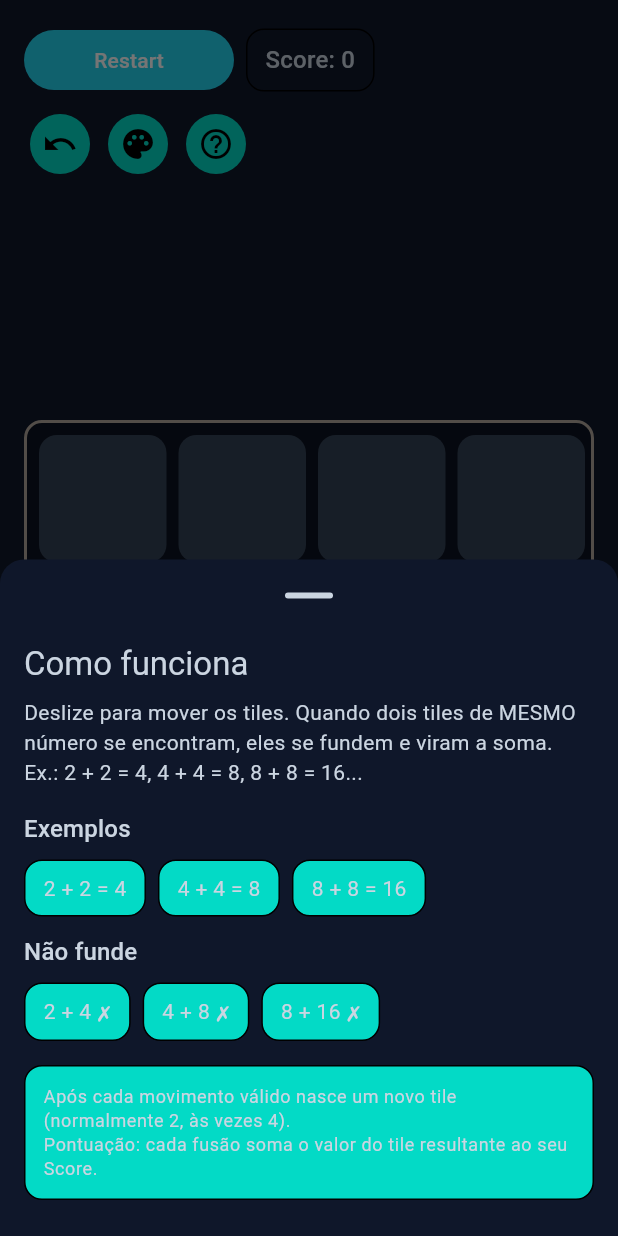
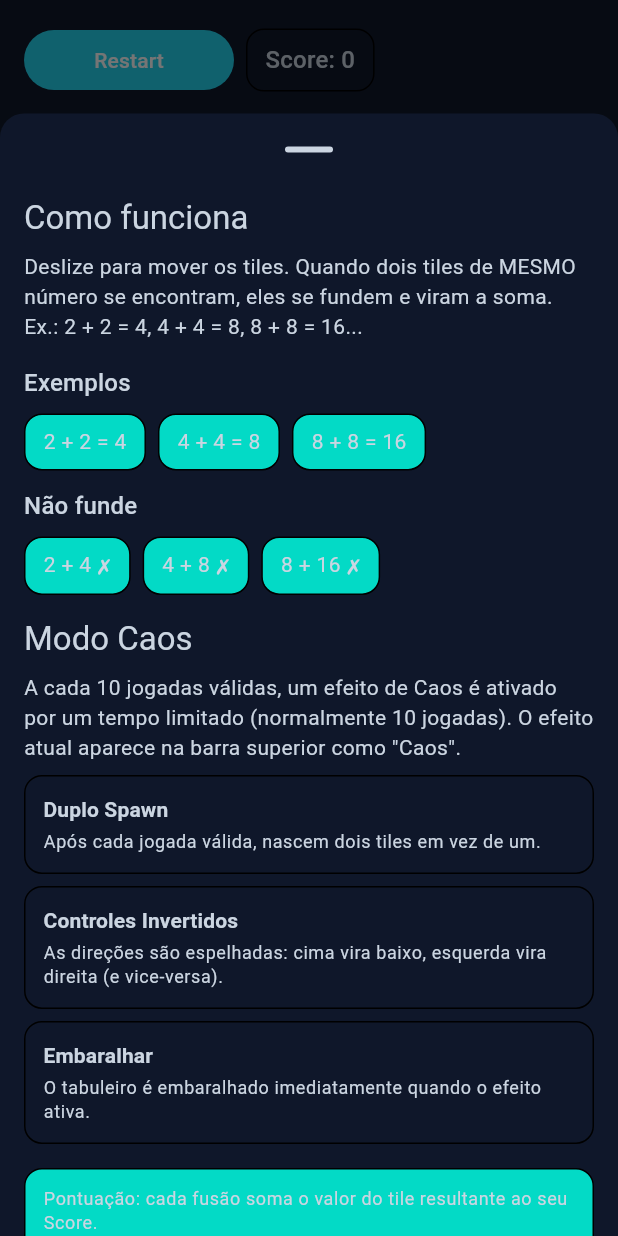
Before and after one commit to ravnan11/combo_2048, a Flutter app: the screen it shows after launch, after a tap on the "help outline" icon, on a phone screen of 412 x 824 dp. Run offline on Flutter 3.47's test engine with Material 3 defaults, Android fonts, the phone set to English and light mode, and no system bars; our stand-ins replace google_mobile_ads; network calls fail.

Commit message:
Criado o modo caos

```diff
--- a/combo_2048/lib/features/game/pages/twenty_forty_eight.dart
+++ b/combo_2048/lib/features/game/pages/twenty_forty_eight.dart
@@ -1,8 +1,9 @@
-// lib/features/game/pages/twenty_forty_eight.dart
 import 'dart:async';
 import 'dart:math' as math;
 
 import 'package:combo_2048/core/helper/ads_helper.dart';
+import 'package:combo_2048/features/game/widgets/chaos_types.dart';
+import 'package:combo_2048/features/game/widgets/how_it_works_sheet.dart';
 import 'package:combo_2048/features/game/widgets/top_bar.dart';
 import 'package:combo_2048/features/logic/game_logic.dart';
 import 'package:combo_2048/theme/app_theme.dart';
@@ -56,8 +57,12 @@ class TwentyFortyEightState extends State<TwentyFortyEight> with SingleTickerPro
   InterstitialAd? _interstitial;
   int _undosSinceAd = 0;
 
-  // Spawns (clássico 2048): 90% sai 2, 10% sai 4
+  // Spawns (clássico): 90% sai 2, 10% sai 4
   int _spawnValue() => _rng.nextDouble() < 0.9 ? 2 : 4;
+
+  // ---------------- MODO CAOS ----------------
+  int _validSwipes = 0;
+  ChaosState? _activeChaos;
 
   // ---- Ads ----
   void _loadMrec() {
@@ -145,7 +150,6 @@ class TwentyFortyEightState extends State<TwentyFortyEight> with SingleTickerPro
 
   bool _canShowMrec(BuildContext context) {
     final size = MediaQuery.of(context).size;
-    // exige largura mínima para caber 300dp sem cortar e uma altura decente
     return size.width >= 320 && size.height >= 640 && _mrecLoaded && _mrec != null;
   }
 
@@ -155,10 +159,8 @@ class TwentyFortyEightState extends State<TwentyFortyEight> with SingleTickerPro
     final scheme = Theme.of(context).colorScheme;
     final game = Theme.of(context).extension<GameColors>()!;
 
-    // padding levemente adaptativo: reduz em telas bem estreitas
     final screenW = MediaQuery.of(context).size.width;
     final contentPadding = screenW < 360 ? 12.0 : 16.0;
-    const borderSize = 4.0;
 
     return Scaffold(
       backgroundColor: Theme.of(context).scaffoldBackgroundColor,
@@ -175,10 +177,11 @@ class TwentyFortyEightState extends State<TwentyFortyEight> with SingleTickerPro
                 onHelp: () => _showHowItWorks(context),
                 primary: scheme.primary,
                 score: _score,
+                chaosLabel: chaosLabel(_activeChaos),
+                chaosMovesLeft: _activeChaos?.movesLeft,
               ),
               const SizedBox(height: 12),
 
-              // MREC responsivo: só exibe se couber
               if (_canShowMrec(context))
                 Center(
                   child: SizedBox(
@@ -189,28 +192,70 @@ class TwentyFortyEightState extends State<TwentyFortyEight> with SingleTickerPro
                 ),
               if (_canShowMrec(context)) const SizedBox(height: 12),
 
-              // --- Área do tabuleiro: sempre quadrado e ajustado ao espaço restante ---
+              // Tabuleiro responsivo (lado = min(largura, altura disponível))
               Expanded(
                 child: LayoutBuilder(
                   builder: (context, constraints) {
-                    // calcula o lado do quadrado com base no espaço DISPONÍVEL
+                    const borderSize = 4.0;
                     final side = math.min(constraints.maxWidth, constraints.maxHeight);
+                    final tileSize = (side - borderSize * 2) / 4;
+
+                    final stackItems = <Widget>[
+                      ...gridTiles.map(
+                        (t) => TileWidget(
+                          x: tileSize * t.x,
+                          y: tileSize * t.y,
+                          containerSize: tileSize,
+                          size: tileSize - borderSize * 2,
+                          color: game.tileEmpty,
+                        ),
+                      ),
+                      ...[gridTiles, toAdd]
+                          .expand((e) => e)
+                          .map(
+                            (tile) => AnimatedBuilder(
+                              animation: controller,
+                              builder: (context, _) {
+                                final v = tile.animatedValue.value;
+                                if (v == 0) return const SizedBox();
+                                return TileWidget(
+                                  x: tileSize * tile.animatedX.value,
+                                  y: tileSize * tile.animatedY.value,
+                                  containerSize: tileSize,
+                                  size: (tileSize - borderSize * 2) * tile.size.value,
+                                  color: game.colorFor(v),
+                                  child: Center(
+                                    child: DefaultTextStyle(
+                                      style: Theme.of(context).textTheme.headlineMedium!.copyWith(color: game.textPrimary),
+                                      child: TileNumber(v),
+                                    ),
+                                  ),
+                                );
+                              },
+                            ),
+                          ),
+                    ];
 
                     return Center(
                       child: SizedBox(
                         width: side,
                         height: side,
-                        child: _Board(
-                          side: side,
-                          borderSize: borderSize,
-                          game: game,
-                          controller: controller,
-                          gridTiles: gridTiles,
-                          allTiles: [gridTiles, toAdd].expand((e) => e),
-                          onSwipeUp: () => merge(SwipeDirection.up),
-                          onSwipeDown: () => merge(SwipeDirection.down),
-                          onSwipeLeft: () => merge(SwipeDirection.left),
-                          onSwipeRight: () => merge(SwipeDirection.right),
+                        child: Swiper(
+                          up: () => merge(SwipeDirection.up),
+                          down: () => merge(SwipeDirection.down),
+                          left: () => merge(SwipeDirection.left),
+                          right: () => merge(SwipeDirection.right),
+                          child: Container(
+                            height: side,
+                            width: side,
+                            padding: const EdgeInsets.all(borderSize),
+                            decoration: BoxDecoration(
+                              borderRadius: BorderRadius.circular(12),
+                              color: game.boardBg,
+                              border: Border.all(color: game.boardBorder, width: 2),
+                            ),
+                            child: Stack(children: stackItems),
+                          ),
                         ),
                       ),
                     );
@@ -224,11 +269,14 @@ class TwentyFortyEightState extends State<TwentyFortyEight> with SingleTickerPro
     );
   }
 
-  // ======== LÓGICA do fluxo (spawns/undo/score) ========
+  // ======== Fluxo do jogo (spawns/undo/score + CAOS) ========
 
   void setupNewGame() {
     setState(() {
       _score = 0;
+      _validSwipes = 0;
+      _activeChaos = null;
+
       gameStates.clear();
       for (final t in gridTiles) {
         t.value = 0;
@@ -247,9 +295,36 @@ class TwentyFortyEightState extends State<TwentyFortyEight> with SingleTickerPro
     }
   }
 
+  void _maybeActivateChaos() {
+    if (_activeChaos != null) return;
+    _validSwipes++;
+    if (_validSwipes < 10) return;
+
+    _validSwipes = 0;
+    final next = drawChaos(_rng);
+    // efeitos instantâneos: embaralha e consome
+    if (applyInstantChaosIfAny(state: next, tiles: gridTiles, rng: _rng, onAfterApply: () => controller.forward(from: 0))) {
+      setState(() {}); // atualiza UI (p.ex. score) se necessário
+      return;
+    }
+    _activeChaos = next;
+    setState(() {});
+  }
+
+  void _tickChaos() {
+    final c = _activeChaos;
+    if (c == null) return;
+    if (c.type == ChaosType.shuffleOnce) return; // já consumido
+    c.movesLeft--;
+    if (c.movesLeft <= 0) _activeChaos = null;
+  }
+
   void merge(SwipeDirection direction) {
+    // aplica caos de controle invertido
+    final dir = maybeMirror(direction, _activeChaos);
+
     bool Function() mergeFn;
-    switch (direction) {
+    switch (dir) {
       case SwipeDirection.up:
         mergeFn = mergeUp;
         break;
@@ -267,11 +342,16 @@ class TwentyFortyEightState extends State<TwentyFortyEight> with SingleTickerPro
     final gridBeforeSwipe = grid.map((row) => row.map((tile) => tile.copy()).toList()).toList();
 
     setState(() {
-      _pendingScore = 0; // zera pontos do movimento
+      _pendingScore = 0;
+
       if (mergeFn()) {
-        _score += _pendingScore; // aplica pontos acumulados
+        _score += _pendingScore;
         gameStates.add(GameState(gridBeforeSwipe, direction));
-        addNewTiles([_spawnValue()]);
+
+        _maybeActivateChaos();
+        _tickChaos();
+
+        addNewTiles(spawnForThisMove(_activeChaos, _spawnValue));
         controller.forward(from: 0);
       }
     });
@@ -312,7 +392,7 @@ class TwentyFortyEightState extends State<TwentyFortyEight> with SingleTickerPro
     });
   }
 
-  // ======== UI: Tutorial “Como funciona” (scrollável) ========
+  // ======== UI: Tutorial (usa widget separado) ========
 
   void _showHowItWorks(BuildContext context) {
     final maxH = MediaQuery.of(context).size.height * 0.85;
@@ -324,164 +404,8 @@ class TwentyFortyEightState extends State<TwentyFortyEight> with SingleTickerPro
       backgroundColor: Theme.of(context).colorScheme.surface,
       shape: const RoundedRectangleBorder(borderRadius: BorderRadius.vertical(top: Radius.circular(16))),
       builder: (_) {
-        return ConstrainedBox(constraints: BoxConstraints(maxHeight: maxH), child: const _HowItWorksSheet());
+        return ConstrainedBox(constraints: BoxConstraints(maxHeight: maxH), child: const HowItWorksSheet());
       },
     );
   }
 }
-
-// ----------------- Board isolado (usa o 'side' calculado) -----------------
-
-class _Board extends StatelessWidget {
-  final double side;
-  final double borderSize;
-  final GameColors game;
-  final AnimationController controller;
-  final Iterable<Tile> gridTiles;
-  final Iterable<Tile> allTiles;
-  final VoidCallback onSwipeUp;
-  final VoidCallback onSwipeDown;
-  final VoidCallback onSwipeLeft;
-  final VoidCallback onSwipeRight;
-
-  const _Board({
-    required this.side,
-    required this.borderSize,
-    required this.game,
-    required this.controller,
-    required this.gridTiles,
-    required this.allTiles,
-    required this.onSwipeUp,
-    required this.onSwipeDown,
-    required this.onSwipeLeft,
-    required this.onSwipeRight,
-  });
-
-  @override
-  Widget build(BuildContext context) {
-    final tileSize = (side - borderSize * 2) / 4;
-
-    final stackItems = <Widget>[
-      // casas vazias do tabuleiro
-      ...gridTiles.map(
-        (t) => TileWidget(x: tileSize * t.x, y: tileSize * t.y, containerSize: tileSize, size: tileSize - borderSize * 2, color: game.tileEmpty),
-      ),
-      // tiles animados
-      ...allTiles.map(
-        (tile) => AnimatedBuilder(
-          animation: controller,
-          builder: (context, _) {
-            final v = tile.animatedValue.value;
-            if (v == 0) return const SizedBox();
-            return TileWidget(
-              x: tileSize * tile.animatedX.value,
-              y: tileSize * tile.animatedY.value,
-              containerSize: tileSize,
-              size: (tileSize - borderSize * 2) * tile.size.value,
-              color: game.colorFor(v),
-              child: Center(
-                child: DefaultTextStyle(style: Theme.of(context).textTheme.headlineMedium!.copyWith(color: game.textPrimary), child: TileNumber(v)),
-              ),
-            );
-          },
-        ),
-      ),
-    ];
-
-    return Swiper(
-      up: onSwipeUp,
-      down: onSwipeDown,
-      left: onSwipeLeft,
-      right: onSwipeRight,
-      child: Container(
-        height: side,
-        width: side,
-        padding: EdgeInsets.all(borderSize),
-        decoration: BoxDecoration(
-          borderRadius: BorderRadius.circular(12),
-          color: game.boardBg,
-          border: Border.all(color: game.boardBorder, width: 2),
-        ),
-        child: Stack(children: stackItems),
-      ),
-    );
-  }
-}
-
-// ======== Sheet: Como funciona (Regra clássica) ========
-
-class _HowItWorksSheet extends StatelessWidget {
-  const _HowItWorksSheet();
-
-  @override
-  Widget build(BuildContext context) {
-    final text = Theme.of(context).textTheme;
-    final scheme = Theme.of(context).colorScheme;
-
-    return SingleChildScrollView(
-      padding: const EdgeInsets.fromLTRB(16, 8, 16, 24),
-      child: Column(
-        crossAxisAlignment: CrossAxisAlignment.start,
-        children: [
-          Text('Como funciona', style: text.titleLarge),
-          const SizedBox(height: 8),
-          Text(
-            'Deslize para mover os tiles. Quando dois tiles de MESMO número se encontram, '
-            'eles se fundem e viram a soma.\nEx.: 2 + 2 = 4, 4 + 4 = 8, 8 + 8 = 16...',
-            style: text.bodyMedium,
-          ),
-          const SizedBox(height: 16),
-          Text('Exemplos', style: text.titleMedium),
-          const SizedBox(height: 8),
-          const _ExampleRow(examples: ['2 + 2 = 4', '4 + 4 = 8', '8 + 8 = 16']),
-          const SizedBox(height: 12),
-          Text('Não funde', style: text.titleMedium),
-          const SizedBox(height: 8),
-          const _ExampleRow(examples: ['2 + 4 ✗', '4 + 8 ✗', '8 + 16 ✗']),
-          const SizedBox(height: 16),
-          Container(
-            padding: const EdgeInsets.all(12),
-            decoration: BoxDecoration(
-              color: scheme.secondaryContainer,
-              borderRadius: BorderRadius.circular(12),
-              border: Border.all(color: scheme.outlineVariant),
-            ),
-            child: Text(
-              'Após cada movimento válido nasce um novo tile (normalmente 2, às vezes 4).\n'
-              'Pontuação: cada fusão soma o valor do tile resultante ao seu Score.',
-              style: text.bodySmall,
-            ),
-          ),
-        ],
-      ),
-    );
-  }
-}
-
-class _ExampleRow extends StatelessWidget {
-  final List<String> examples;
-  const _ExampleRow({required this.examples});
-
-  @override
-  Widget build(BuildContext context) {
-    final scheme = Theme.of(context).colorScheme;
-    return Wrap(
-      spacing: 8,
-      runSpacing: 8,
-      children:
-          examples
-              .map(
-                (e) => Container(
-                  padding: const EdgeInsets.symmetric(horizontal: 12, vertical: 8),
-                  decoration: BoxDecoration(
-                    color: scheme.secondaryContainer,
-                    borderRadius: BorderRadius.circular(12),
-                    border: Border.all(color: scheme.outlineVariant),
-                  ),
-                  child: Text(e),
-                ),
-              )
-              .toList(),
-    );
-  }
-}
--- /dev/null
+++ b/combo_2048/lib/features/game/widgets/chaos_types.dart
@@ -0,0 +1,78 @@
+import 'dart:math' as math;
+import 'package:combo_2048/features/logic/game_logic.dart';
+import 'package:combo_2048/tile.dart';
+
+/// Tipos de caos
+enum ChaosType { doubleSpawn, mirrorControls, shuffleOnce }
+
+/// Estado do caos (tipo + jogadas restantes)
+class ChaosState {
+  final ChaosType type;
+  int movesLeft;
+  ChaosState(this.type, this.movesLeft);
+}
+
+/// Rótulo amigável para UI
+String? chaosLabel(ChaosState? s) {
+  if (s == null) return null;
+  switch (s.type) {
+    case ChaosType.doubleSpawn:
+      return 'Duplo Spawn';
+    case ChaosType.mirrorControls:
+      return 'Controles Invertidos';
+    case ChaosType.shuffleOnce:
+      return 'Embaralhar';
+  }
+}
+
+/// Duração padrão por tipo
+int defaultChaosDuration(ChaosType t) => (t == ChaosType.shuffleOnce) ? 1 : 10;
+
+/// Sorteia um caos
+ChaosState drawChaos(math.Random rng) {
+  final values = ChaosType.values;
+  final chosen = values[rng.nextInt(values.length)];
+  return ChaosState(chosen, defaultChaosDuration(chosen));
+}
+
+/// Inverte direção se caos exigir
+SwipeDirection maybeMirror(SwipeDirection d, ChaosState? s) {
+  if (s?.type != ChaosType.mirrorControls) return d;
+  switch (d) {
+    case SwipeDirection.up:
+      return SwipeDirection.down;
+    case SwipeDirection.down:
+      return SwipeDirection.up;
+    case SwipeDirection.left:
+      return SwipeDirection.right;
+    case SwipeDirection.right:
+      return SwipeDirection.left;
+  }
+}
+
+/// Define os valores de spawn para esta jogada (1 ou 2 tiles)
+List<int> spawnForThisMove(ChaosState? s, int Function() spawnValue) {
+  if (s?.type == ChaosType.doubleSpawn) {
+    return [spawnValue(), spawnValue()];
+  }
+  return [spawnValue()];
+}
+
+/// Aplica efeito instantâneo (embaralhar) e retorna se foi consumido
+bool applyInstantChaosIfAny({
+  required ChaosState state,
+  required Iterable<Tile> tiles,
+  required math.Random rng,
+  required void Function() onAfterApply,
+}) {
+  if (state.type != ChaosType.shuffleOnce) return false;
+
+  final values = tiles.map((t) => t.value).toList()..shuffle(rng);
+  int k = 0;
+  for (final t in tiles) {
+    t.value = values[k++];
+    t.resetAnimations();
+  }
+  onAfterApply();
+  return true;
+}
--- /dev/null
+++ b/combo_2048/lib/features/game/widgets/how_it_works_sheet.dart
@@ -0,0 +1,124 @@
+import 'package:flutter/material.dart';
+
+class HowItWorksSheet extends StatelessWidget {
+  const HowItWorksSheet({super.key});
+
+  @override
+  Widget build(BuildContext context) {
+    final text = Theme.of(context).textTheme;
+    final scheme = Theme.of(context).colorScheme;
+
+    return SafeArea(
+      child: SingleChildScrollView(
+        padding: const EdgeInsets.fromLTRB(16, 8, 16, 24),
+        child: Column(
+          crossAxisAlignment: CrossAxisAlignment.start,
+          children: [
+            Text('Como funciona', style: text.titleLarge),
+            const SizedBox(height: 8),
+            Text(
+              'Deslize para mover os tiles. Quando dois tiles de MESMO número se encontram, '
+              'eles se fundem e viram a soma.\nEx.: 2 + 2 = 4, 4 + 4 = 8, 8 + 8 = 16...',
+              style: text.bodyMedium,
+            ),
+            const SizedBox(height: 16),
+            Text('Exemplos', style: text.titleMedium),
+            const SizedBox(height: 8),
+            const _ExampleRow(examples: ['2 + 2 = 4', '4 + 4 = 8', '8 + 8 = 16']),
+            const SizedBox(height: 12),
+            Text('Não funde', style: text.titleMedium),
+            const SizedBox(height: 8),
+            const _ExampleRow(examples: ['2 + 4 ✗', '4 + 8 ✗', '8 + 16 ✗']),
+            const SizedBox(height: 16),
+
+            // ---- Seção do CAOS ----
+            Text('Modo Caos', style: text.titleLarge),
+            const SizedBox(height: 8),
+            Text(
+              'A cada 10 jogadas válidas, um efeito de Caos é ativado por um tempo limitado '
+              '(normalmente 10 jogadas). O efeito atual aparece na barra superior como "Caos".',
+              style: text.bodyMedium,
+            ),
+            const SizedBox(height: 8),
+            const _InfoTile(title: 'Duplo Spawn', body: 'Após cada jogada válida, nascem dois tiles em vez de um.'),
+            const SizedBox(height: 8),
+            const _InfoTile(
+              title: 'Controles Invertidos',
+              body: 'As direções são espelhadas: cima vira baixo, esquerda vira direita (e vice‑versa).',
+            ),
+            const SizedBox(height: 8),
+            const _InfoTile(title: 'Embaralhar', body: 'O tabuleiro é embaralhado imediatamente quando o efeito ativa.'),
+
+            const SizedBox(height: 16),
+            Container(
+              padding: const EdgeInsets.all(12),
+              decoration: BoxDecoration(
+                color: scheme.secondaryContainer,
+                borderRadius: BorderRadius.circular(12),
+                border: Border.all(color: scheme.outlineVariant),
+              ),
+              child: Text('Pontuação: cada fusão soma o valor do tile resultante ao seu Score.', style: text.bodySmall),
+            ),
+          ],
+        ),
+      ),
+    );
+  }
+}
+
+class _ExampleRow extends StatelessWidget {
+  final List<String> examples;
+  const _ExampleRow({required this.examples});
+
+  @override
+  Widget build(BuildContext context) {
+    final scheme = Theme.of(context).colorScheme;
+    return Wrap(
+      spacing: 8,
+      runSpacing: 8,
+      children:
+          examples
+              .map(
+                (e) => Container(
+                  padding: const EdgeInsets.symmetric(horizontal: 12, vertical: 8),
+                  decoration: BoxDecoration(
+                    color: scheme.secondaryContainer,
+                    borderRadius: BorderRadius.circular(12),
+                    border: Border.all(color: scheme.outlineVariant),
+                  ),
+                  child: Text(e),
+                ),
+              )
+              .toList(),
+    );
+  }
+}
+
+class _InfoTile extends StatelessWidget {
+  final String title;
+  final String body;
+  const _InfoTile({required this.title, required this.body});
+
+  @override
+  Widget build(BuildContext context) {
+    final scheme = Theme.of(context).colorScheme;
+    final text = Theme.of(context).textTheme;
+    return Container(
+      width: double.infinity,
+      padding: const EdgeInsets.all(12),
+      decoration: BoxDecoration(
+        color: scheme.surfaceContainerHighest,
+        borderRadius: BorderRadius.circular(12),
+        border: Border.all(color: scheme.outlineVariant),
+      ),
+      child: Column(
+        crossAxisAlignment: CrossAxisAlignment.start,
+        children: [
+          Text(title, style: text.titleSmall?.copyWith(fontWeight: FontWeight.w700)),
+          const SizedBox(height: 4),
+          Text(body, style: text.bodySmall),
+        ],
+      ),
+    );
+  }
+}
--- a/combo_2048/lib/features/game/widgets/top_bar.dart
+++ b/combo_2048/lib/features/game/widgets/top_bar.dart
@@ -8,6 +8,10 @@ class TopBar extends StatelessWidget {
   final Color primary;
   final int score;
 
+  // --- NOVO: caos opcional ---
+  final String? chaosLabel; // ex.: "Controles Invertidos"
+  final int? chaosMovesLeft; // ex.: 7 (jogadas restantes)
+
   const TopBar({
     super.key,
     required this.onRestart,
@@ -16,6 +20,8 @@ class TopBar extends StatelessWidget {
     required this.onHelp,
     required this.primary,
     required this.score,
+    this.chaosLabel,
+    this.chaosMovesLeft,
   });
 
   @override
@@ -23,19 +29,18 @@ class TopBar extends StatelessWidget {
     final textStyle = Theme.of(context).textTheme.titleMedium;
     final scheme = Theme.of(context).colorScheme;
 
-    // Wrap evita quebra/overflow em telas pequenas: os itens “pulam” para a linha de baixo
     return Wrap(
       spacing: 8,
       runSpacing: 8,
       crossAxisAlignment: WrapCrossAlignment.center,
       children: [
-        // Restart sempre com largura flexível
+        // Restart com largura flexível
         ConstrainedBox(
           constraints: const BoxConstraints(minWidth: 140, maxWidth: 260),
           child: FilledButton(onPressed: onRestart, style: FilledButton.styleFrom(backgroundColor: primary), child: const Text('Restart')),
         ),
 
-        // Score compacto (chip)
+        // Score
         Container(
           padding: const EdgeInsets.symmetric(horizontal: 12, vertical: 8),
           decoration: BoxDecoration(
@@ -46,7 +51,19 @@ class TopBar extends StatelessWidget {
           child: Text('Score: $score', style: textStyle),
         ),
 
-        // Botões ícone agrupados (ocupam pouco espaço)
+        // Chip de Caos (só aparece quando ativo)
+        if (chaosLabel != null && chaosMovesLeft != null)
+          Container(
+            padding: const EdgeInsets.symmetric(horizontal: 12, vertical: 8),
+            decoration: BoxDecoration(
+              color: scheme.tertiaryContainer,
+              borderRadius: BorderRadius.circular(12),
+              border: Border.all(color: scheme.outlineVariant),
+            ),
+            child: Text('Caos: $chaosLabel ($chaosMovesLeft)', style: textStyle?.copyWith(fontWeight: FontWeight.w600)),
+          ),
+
+        // Ações compactas
         Row(
           mainAxisSize: MainAxisSize.min,
           children: [
```
Also changed, not shown: 17 other files.
